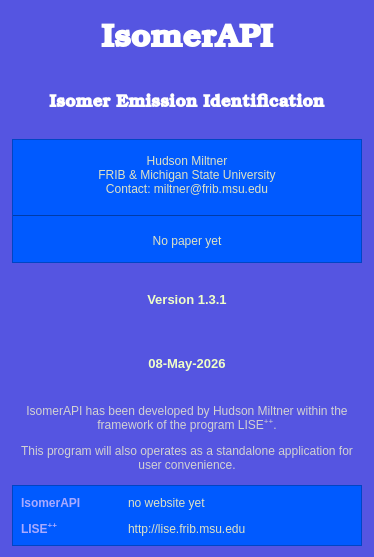
First picture: the form in w_Isomer/w_about.ui, repository LISEcute/IsomerAPI, before the edit.
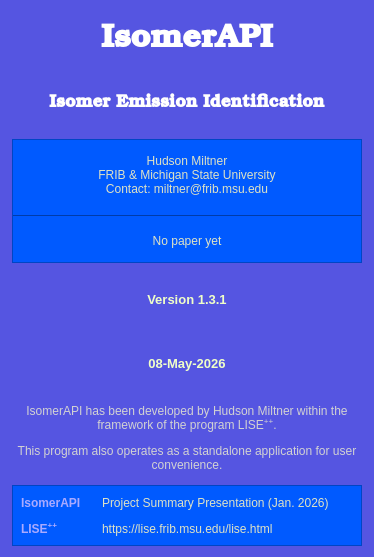
Second picture: the form after the edit. Icons and pictures are not drawn. Custom widgets are drawn as their Qt base class.

Commit message: updated clickable labels in about page, working on save system, view toggle buttons

Diff of the .ui file:
```diff
--- a/w_Isomer/w_about.ui
+++ b/w_Isomer/w_about.ui
@@ -236,7 +236,7 @@
 color: rgb(210, 210, 210);</string>
      </property>
      <property name="text">
-      <string>&lt;html&gt;&lt;head/&gt;&lt;body&gt;&lt;p&gt;IsomerAPI has been developed by Hudson Miltner within the framework of the program LISE&lt;span style=&quot; vertical-align:super;&quot;&gt;++&lt;/span&gt;.&lt;/p&gt;&lt;p&gt;This program will also operates as a standalone application for user convenience.&lt;/p&gt;&lt;/body&gt;&lt;/html&gt;</string>
+      <string>&lt;html&gt;&lt;head/&gt;&lt;body&gt;&lt;p&gt;IsomerAPI has been developed by Hudson Miltner within the framework of the program LISE&lt;span style=&quot; vertical-align:super;&quot;&gt;++&lt;/span&gt;.&lt;/p&gt;&lt;p&gt;This program also operates as a standalone application for user convenience.&lt;/p&gt;&lt;/body&gt;&lt;/html&gt;</string>
      </property>
      <property name="alignment">
       <set>Qt::AlignmentFlag::AlignCenter</set>
@@ -301,7 +301,7 @@
          <string notr="true">color: rgb(222, 226, 197);</string>
         </property>
         <property name="text">
-         <string>no website yet</string>
+         <string>Project Summary Presentation (Jan. 2026)</string>
         </property>
         <property name="textFormat">
          <enum>Qt::TextFormat::AutoText</enum>
@@ -339,7 +339,7 @@
          <string notr="true">color: rgb(222, 226, 197);</string>
         </property>
         <property name="text">
-         <string>http://lise.frib.msu.edu</string>
+         <string>https://lise.frib.msu.edu/lise.html</string>
         </property>
         <property name="textFormat">
          <enum>Qt::TextFormat::AutoText</enum>
@@ -382,6 +382,13 @@
   <zorder>label_mail</zorder>
   <zorder>label_Date</zorder>
  </widget>
+ <customwidgets>
+  <customwidget>
+   <class>ClickableLabel</class>
+   <extends>QLabel</extends>
+   <header>w_Stuff/w_Label_clickable.h</header>
+  </customwidget>
+ </customwidgets>
  <resources>
   <include location="isomapi_resources.qrc"/>
  </resources>
```
Left out of the diff: 18 changed lines with no effect on the pictures. The commit also changes 16 other files.
